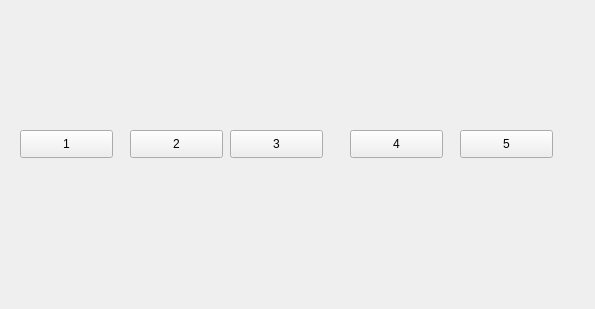
Before: the Qt Designer form app/qt/QT_serial/id_config_window.ui in monkeylqd/imx6ull, drawn with Qt 5.
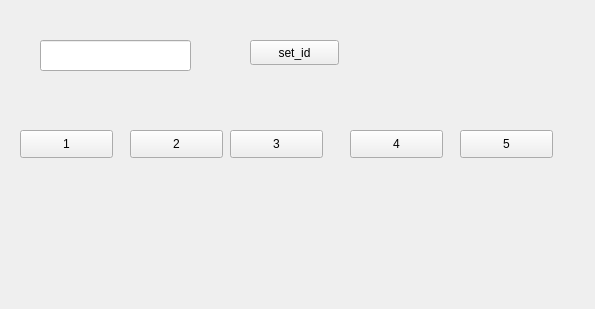
After: the same form once the commit is applied.

The edit to the form file:
```diff
--- a/app/qt/QT_serial/id_config_window.ui
+++ b/app/qt/QT_serial/id_config_window.ui
@@ -78,6 +78,29 @@
     <string>5</string>
    </property>
   </widget>
+  <widget class="QLineEdit" name="lineEdit_id">
+   <property name="geometry">
+    <rect>
+     <x>40</x>
+     <y>40</y>
+     <width>151</width>
+     <height>31</height>
+    </rect>
+   </property>
+  </widget>
+  <widget class="QPushButton" name="pushButton_setID">
+   <property name="geometry">
+    <rect>
+     <x>250</x>
+     <y>40</y>
+     <width>89</width>
+     <height>25</height>
+    </rect>
+   </property>
+   <property name="text">
+    <string>set_id</string>
+   </property>
+  </widget>
  </widget>
  <resources/>
  <connections/>
```
